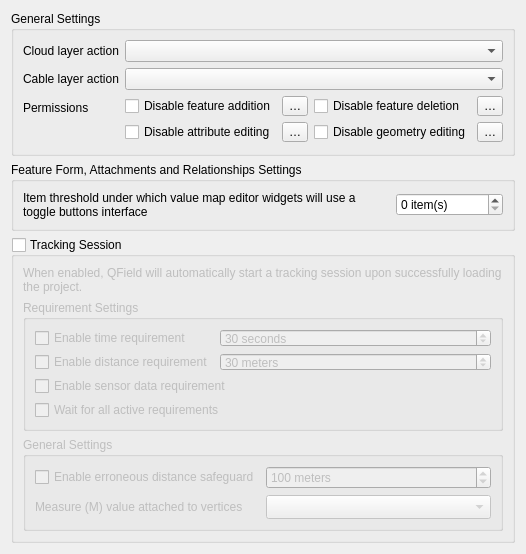
This is qfieldsync/ui/map_layer_config_widget.ui in opengisch/qfieldsync as Qt 5 draws it before an edit. The edited form follows.
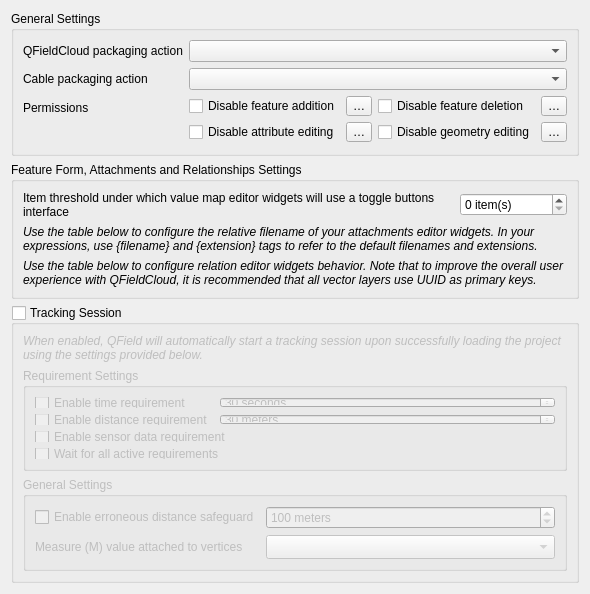
This is the edited form. Custom widgets are drawn as their Qt base class.

Commit message: Relocate the UUID helper to a more relevant location next to relation editor widget settings

Patch:
```diff
--- a/qfieldsync/ui/map_layer_config_widget.ui
+++ b/qfieldsync/ui/map_layer_config_widget.ui
@@ -33,14 +33,14 @@
       <item row="0" column="0">
        <widget class="QLabel" name="cloudLayerActionLabel">
         <property name="text">
-         <string>Cloud layer action</string>
+         <string>QFieldCloud packaging action</string>
         </property>
        </widget>
       </item>
       <item row="1" column="0">
        <widget class="QLabel" name="cableLayerActionLabel">
         <property name="text">
-         <string>Cable layer action</string>
+         <string>Cable packaging action</string>
         </property>
        </widget>
       </item>
@@ -147,7 +147,7 @@
      <property name="title">
       <string>Feature Form, Attachments and Relationships Settings</string>
      </property>
-     <layout class="QFormLayout" name="attachmentsRelationsLayout">
+     <layout class="QGridLayout" name="attachmentsRelationsLayout">
       <item row="0" column="0" colspan="2">
        <layout class="QHBoxLayout" name="valueMapButtonInterfaceLayout">
         <item>
@@ -196,6 +196,36 @@
         </item>
        </layout>
       </item>
+      <item row="1" column ="0" colspan="2">
+       <widget class="QLabel" name="attachmentsTipLabel">
+        <property name="text">
+         <string>Use the table below to configure the relative filename of your attachments editor widgets. In your expressions, use {filename} and {extension} tags to refer to the default filenames and extensions.</string>
+        </property>
+        <property name="wordWrap">
+         <bool>true</bool>
+        </property>
+        <property name="font">
+         <font>
+          <italic>true</italic>
+         </font>
+        </property>
+       </widget>
+      </item>
+      <item row="3" column ="0" colspan="2">
+       <widget class="QLabel" name="relationsTipLabel">
+        <property name="text">
+         <string>Use the table below to configure relation editor widgets behavior. Note that to improve the overall user experience with QFieldCloud, it is recommended that all vector layers use UUID as primary keys.</string>
+        </property>
+        <property name="wordWrap">
+         <bool>true</bool>
+        </property>
+        <property name="font">
+         <font>
+          <italic>true</italic>
+         </font>
+        </property>
+       </widget>
+      </item>
      </layout>
     </widget>
    </item>
@@ -217,11 +247,16 @@
        <item>
         <widget class="QLabel" name="trackingSessionLabel">
          <property name="text">
-          <string>When enabled, QField will automatically start a tracking session upon successfully loading the project.</string>
+          <string>When enabled, QField will automatically start a tracking session upon successfully loading the project using the settings provided below.</string>
          </property>
          <property name="wordWrap">
           <bool>true</bool>
          </property>
+         <property name="font">
+          <font>
+           <italic>true</italic>
+          </font>
+         </property>
         </widget>
        </item>
        <item>
```
Left out of the diff: 4 changed lines with no effect on the pictures. The commit also changes 3 other files.
